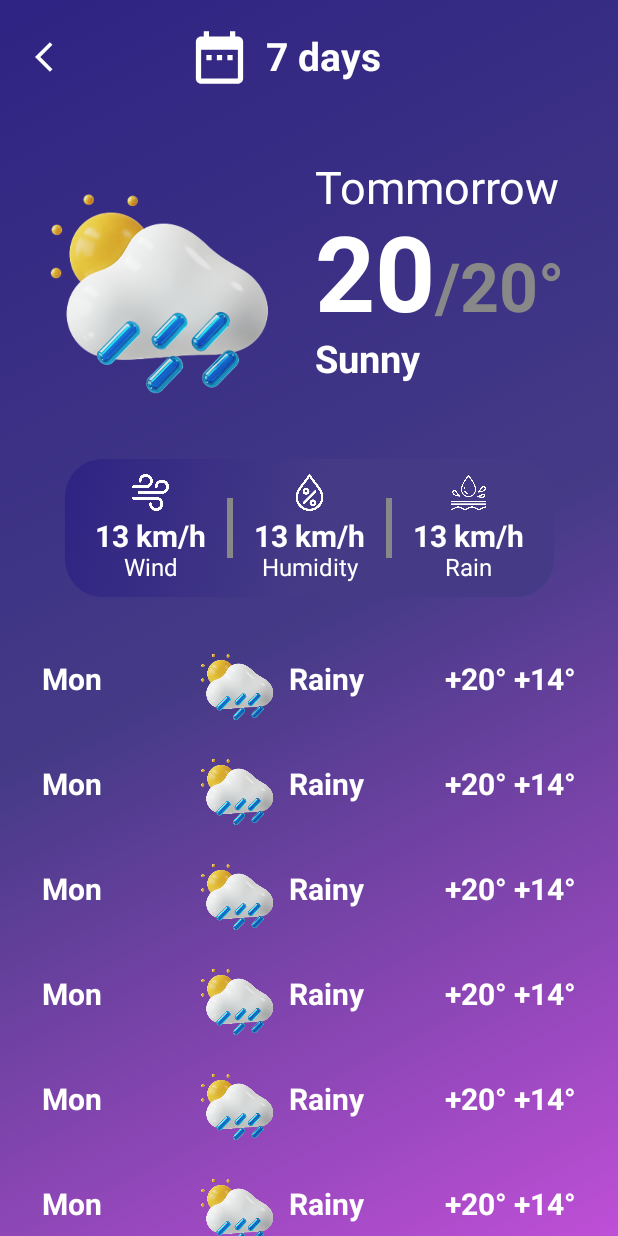
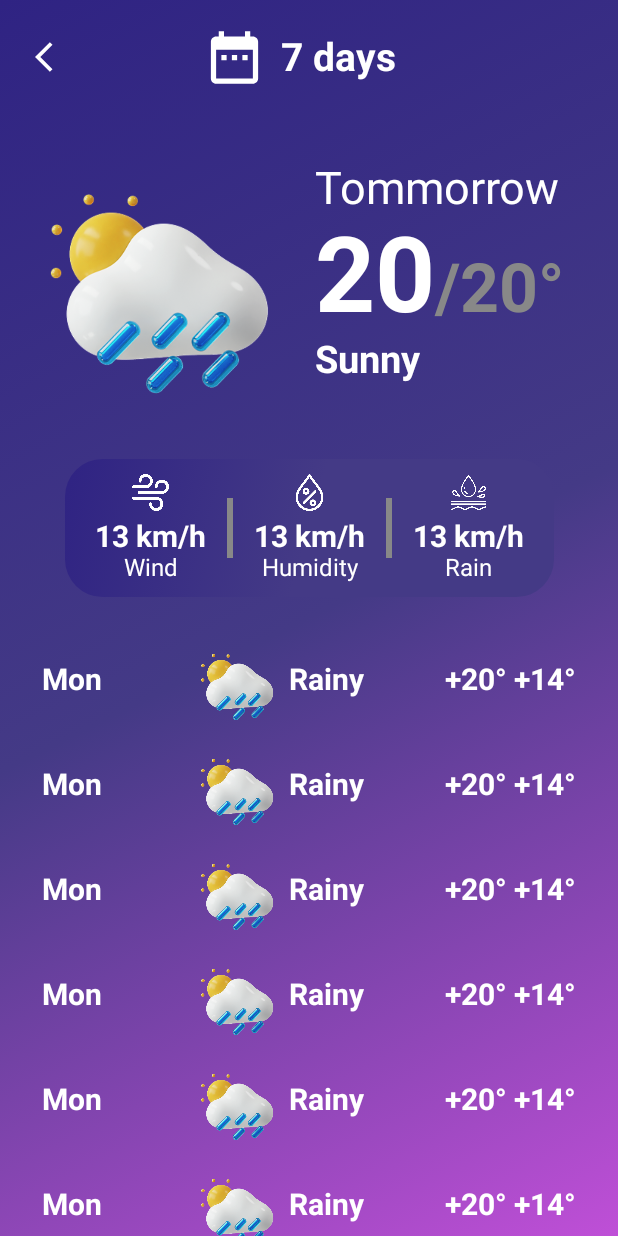
Before and after one commit to Dixith12/WeatherApp, an Android app built with Jetpack Compose: the @Preview function DetailScreen, on a phone screen of 412 x 824 dp. Run offline under Robolectric (Android 15) with nearby library versions, the phone set to English and light mode, and no system bars.

Commit message:
DetailScreen Enhancement

```diff
--- a/app/src/main/java/com/example/weatherapp/screen/DetailScreen.kt
+++ b/app/src/main/java/com/example/weatherapp/screen/DetailScreen.kt
@@ -143,7 +143,7 @@ fun UpperSection() {
                     .padding(top = 10.dp, bottom = 10.dp, start = 13.dp, end = 8.dp),
                 tint = Color.White)
         Row(verticalAlignment = Alignment.CenterVertically,
-            modifier = Modifier.padding(start = 70.dp))
+            modifier = Modifier.padding(start = 80.dp))
         {
             Icon(imageVector = Icons.Default.DateRange,
                 contentDescription = "DateRange",
--- a/app/src/main/java/com/example/weatherapp/screen/HomeScreen.kt
+++ b/app/src/main/java/com/example/weatherapp/screen/HomeScreen.kt
@@ -48,9 +48,8 @@ import androidx.compose.ui.text.font.FontWeight
 import androidx.compose.ui.tooling.preview.Preview
 import androidx.compose.ui.unit.dp
 import androidx.compose.ui.unit.sp
-import androidx.navigation.NavHostController
 import com.example.weatherapp.R
-import com.example.weatherapp.navigation.Screens
+
 
 
 data class wether(val degree:String,
--- a/app/src/main/java/com/example/weatherapp/screen/SearchScreen.kt
+++ b/app/src/main/java/com/example/weatherapp/screen/SearchScreen.kt
@@ -76,7 +76,7 @@ fun FavoriteContent(listofFav: List<Fav>) {
             fontSize = 20.sp,
             fontWeight = FontWeight.Bold,
             color = Color.White,
-            modifier = Modifier.padding(start = 10.dp, top = 15.dp, bottom = 10.dp))
+            modifier = Modifier.padding(start = 10.dp, top = 15.dp, bottom = 15.dp))
         listofFav.forEach{ item ->
 
             ContainCard(item)
@@ -88,7 +88,8 @@ fun FavoriteContent(listofFav: List<Fav>) {
 @Composable
 fun ContainCard(fav: Fav) {
     Card(modifier = Modifier.fillMaxWidth()
-        .padding(horizontal = 10.dp, vertical = 5.dp))
+        .padding(horizontal = 10.dp, vertical = 5.dp),
+        )
     {
         Row(horizontalArrangement = Arrangement.SpaceBetween,
             verticalAlignment = Alignment.CenterVertically,
```
